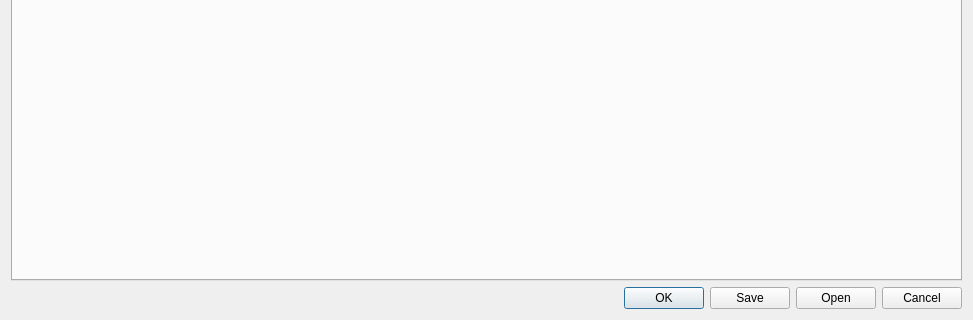
Old version of the form Software/PC_Application/Device/RegisterAccess/rawregisterdialog.ui in the repository jankae/LibreVNA; both pictures show x 0 to 973 and y 320 to 640 of the 973 by 640 pixel window.
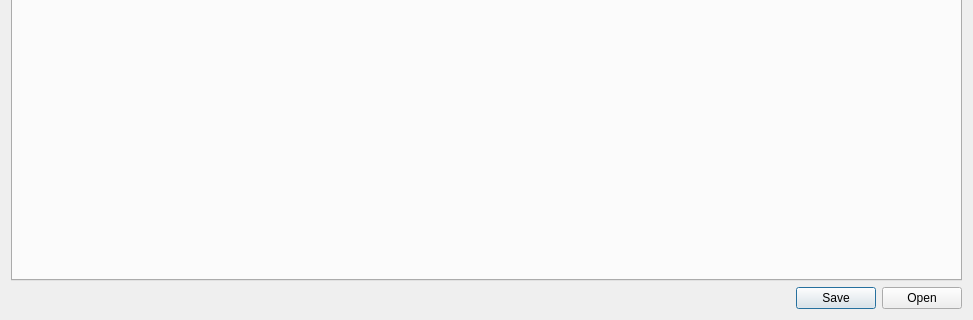
New version of the form.

```diff
--- a/Software/PC_Application/Device/RegisterAccess/rawregisterdialog.ui
+++ b/Software/PC_Application/Device/RegisterAccess/rawregisterdialog.ui
@@ -27,7 +27,7 @@
       <enum>Qt::Horizontal</enum>
      </property>
      <property name="standardButtons">
-      <set>QDialogButtonBox::Cancel|QDialogButtonBox::Ok|QDialogButtonBox::Open|QDialogButtonBox::Save</set>
+      <set>QDialogButtonBox::Open|QDialogButtonBox::Save</set>
      </property>
     </widget>
    </item>
```
Left out of the diff: 35 changed lines with no effect on the pictures.
